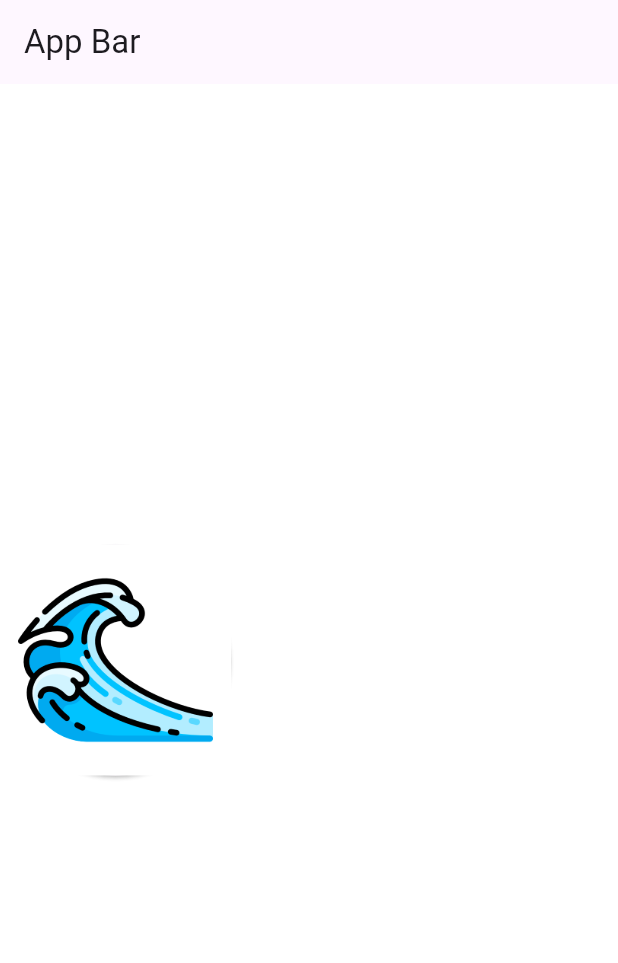
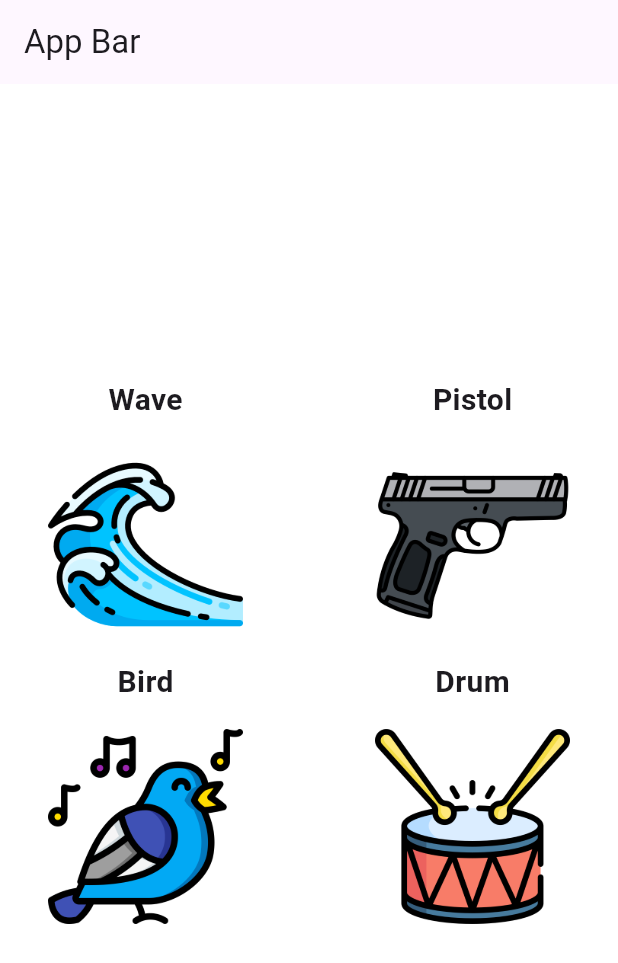
Before and after one commit to Ebrahim-Hossain/fav_sounds_flutter, a Flutter app: the screen it shows after launch, on a phone screen of 412 x 824 dp. Shown: the top 963 px of the screen. Run offline on Flutter 3.47's test engine with Material 3 defaults, Android fonts, the phone set to English and light mode, and no system bars; our stand-ins replace audioplayers.

Commit message:
added more sounds

```diff
--- a/lib/home_screen.dart
+++ b/lib/home_screen.dart
@@ -1,42 +1,75 @@
-import 'dart:developer';
-
+import 'package:audioplayers/audioplayers.dart';
 import 'package:flutter/material.dart';
 
 class HomeScreen extends StatelessWidget {
   const HomeScreen({super.key});
 
+  Widget soundButton({
+    required String text,
+    required String sound,
+    required String image,
+  })
+  {
+    return Column(
+      children: [
+        Text(text, style: TextStyle(fontSize: 20, fontWeight: FontWeight.bold)),
+        SizedBox(height: 5),
+        InkWell(
+          onTap: () {
+            final player = AudioPlayer();
+            player.play(AssetSource('${sound}_sound.wav'));
+          },
+          child: Container(
+            decoration: BoxDecoration(
+              color: Colors.white70,
+              borderRadius: BorderRadius.circular(
+                15,
+              ), // set any radius you like
+            ),
+            padding: EdgeInsets.all(12),
+            child: Image(image: AssetImage("images/$image.png"), width: 130),
+          ),
+        ),
+      ],
+    );
+  }
+
   @override
   Widget build(BuildContext context) {
     return Scaffold(
-      appBar: AppBar(
-        title: Text("App Bar"),
-      ),
+      appBar: AppBar(title: Text("App Bar")),
       backgroundColor: Colors.white60,
       body: SafeArea(
         child: Center(
           child: Column(
             mainAxisSize: MainAxisSize.min,
             children: [
-              Row(
-                children: [
-                  ElevatedButton(onPressed: (){
-                    log("clicked");
-                  },
-                    style: ButtonStyle(
-                      padding: WidgetStateProperty.all(EdgeInsets.zero),
-                    ),
-                    child: Container(
-                    decoration: BoxDecoration(
-                      color: Colors.white,
-                      borderRadius: BorderRadius.circular(15), // set any radius you like
-                    ),
-                    padding: EdgeInsets.all(12),
-                    child: Image(
-                      image: AssetImage("images/wave.png"),
-                      width: 130,
-                    ),
-                  ),)
-                ],
+              Padding(
+                padding: EdgeInsets.symmetric(horizontal: 20),
+                child: Row(
+                  mainAxisAlignment: MainAxisAlignment.spaceBetween,
+                  children: [
+
+                    soundButton(text: "Wave", sound: "wave", image: "wave"),
+
+                    soundButton(text: "Pistol", sound: "pistol", image: "pistol"),
+
+                  ],
+                ),
+              ),
+
+              Padding(
+                padding: EdgeInsets.symmetric(horizontal: 20),
+                child: Row(
+                  mainAxisAlignment: MainAxisAlignment.spaceBetween,
+                  children: [
+
+                    soundButton(text: "Bird", sound: "bird", image: "bird"),
+
+                    soundButton(text: "Drum", sound: "drum", image: "drum"),
+
+                  ],
+                ),
               ),
             ],
           ),
--- a/pubspec.yaml
+++ b/pubspec.yaml
@@ -34,6 +34,7 @@ dependencies:
   # The following adds the Cupertino Icons font to your application.
   # Use with the CupertinoIcons class for iOS style icons.
   cupertino_icons: ^1.0.8
+  audioplayers: ^6.5.0
 
 dev_dependencies:
   flutter_test:
@@ -60,6 +61,7 @@ flutter:
   # To add assets to your application, add an assets section, like this:
   assets:
     - images/
+    - assets/
 
   # An image asset can refer to one or more resolution-specific "variants", see
   # https://flutter.dev/to/resolution-aware-images
```
Also changed, not shown: images/bird.png (added), images/drum.png (added), images/pistol.png (added), pubspec.lock, 4 other files.
